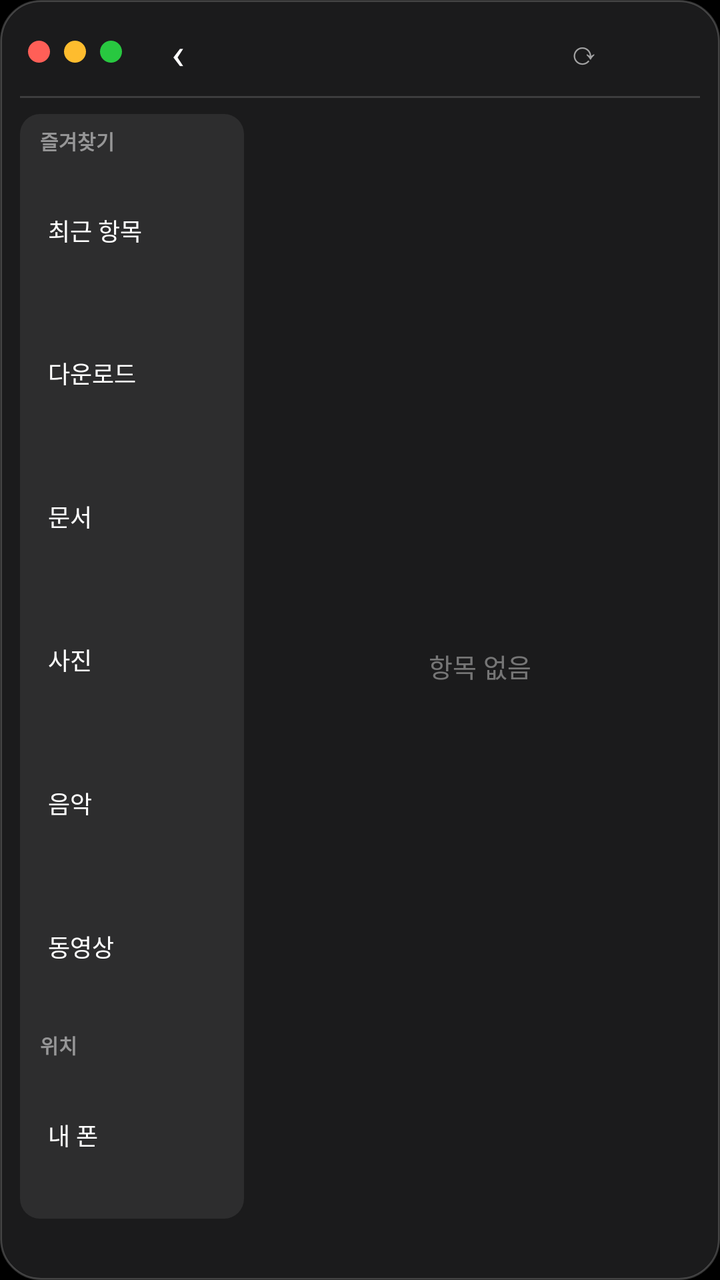
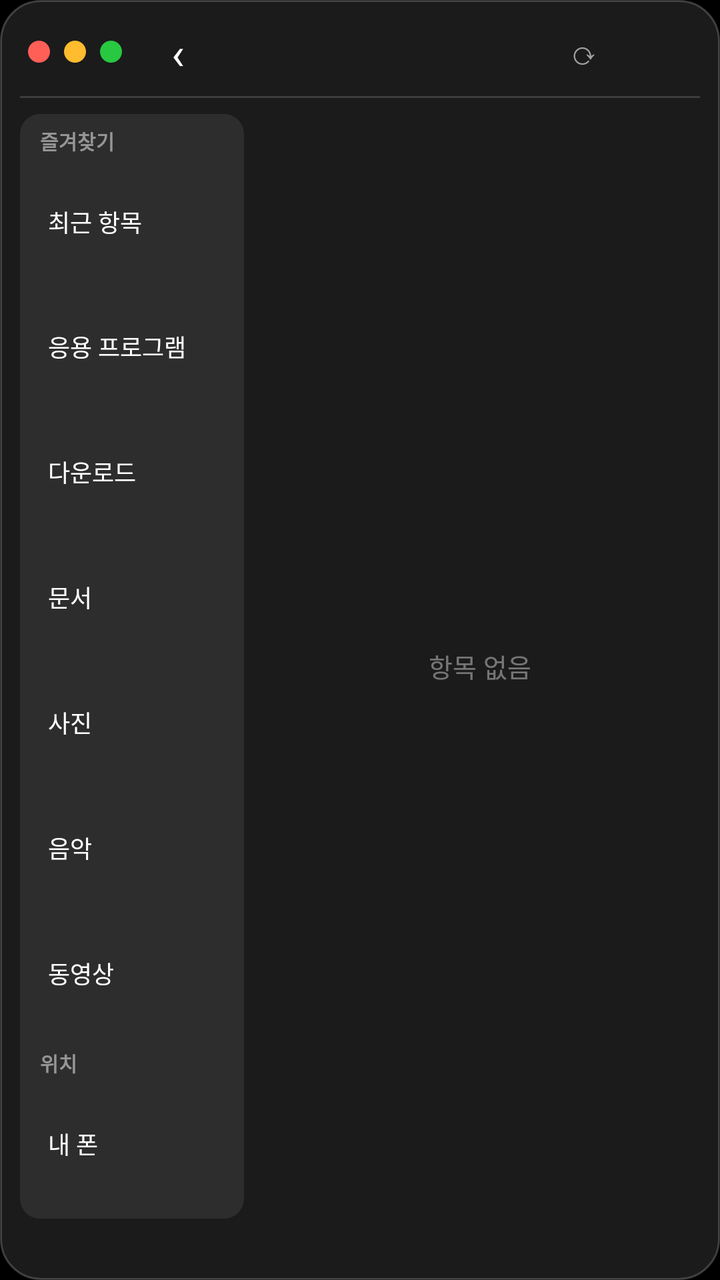

Two renders of the same Android screen: before a commit and after it. Below are the layout's source before the change and the commit's diff.
<!-- AndroidManifest.xml: application theme Theme.MacLauncher -->
<!-- res/layout/widget_finder.xml -->
<?xml version="1.0" encoding="utf-8"?>
<LinearLayout xmlns:android="http://schemas.android.com/apk/res/android"
    android:layout_width="match_parent"
    android:layout_height="match_parent"
    android:background="@drawable/widget_bg"
    android:orientation="vertical"
    android:padding="10dp">

    
    <LinearLayout
        android:layout_width="match_parent"
        android:layout_height="32dp"
        android:gravity="center_vertical"
        android:orientation="horizontal">

        <ImageView android:layout_width="11dp" android:layout_height="11dp" android:layout_marginStart="4dp" android:src="@drawable/dot_red" />
        <ImageView android:layout_width="11dp" android:layout_height="11dp" android:layout_marginStart="7dp" android:src="@drawable/dot_yellow" />
        <ImageView android:layout_width="11dp" android:layout_height="11dp" android:layout_marginStart="7dp" android:src="@drawable/dot_green" />

        <TextView
            android:id="@+id/finder_back"
            android:layout_width="36dp"
            android:layout_height="match_parent"
            android:layout_marginStart="10dp"
            android:gravity="center"
            android:text="‹"
            android:textColor="#FFFFFF"
            android:textSize="22sp" />

        <TextView
            android:id="@+id/finder_title"
            android:layout_width="0dp"
            android:layout_height="wrap_content"
            android:layout_weight="1"
            android:ellipsize="middle"
            android:gravity="center"
            android:singleLine="true"
            android:textColor="#FFFFFF"
            android:textSize="14sp"
            android:textStyle="bold" />

        
        <TextView
            android:id="@+id/finder_refresh"
            android:layout_width="36dp"
            android:layout_height="match_parent"
            android:layout_marginEnd="40dp"
            android:gravity="center"
            android:text="⟳"
            android:textColor="#99FFFFFF"
            android:textSize="16sp" />
    </LinearLayout>

    <ImageView
        android:layout_width="match_parent"
        android:layout_height="1dp"
        android:layout_marginTop="6dp"
        android:layout_marginBottom="8dp"
        android:src="@drawable/widget_divider" />

    <LinearLayout
        android:layout_width="match_parent"
        android:layout_height="0dp"
        android:layout_weight="1"
        android:orientation="horizontal">

        
        <LinearLayout
            android:id="@+id/finder_sidebar"
            android:layout_width="112dp"
            android:layout_height="match_parent"
            android:background="@drawable/finder_sidebar_bg"
            android:orientation="vertical"
            android:padding="6dp">

            <TextView style="@style/FinderSideHeader" android:text="즐겨찾기" />
            <TextView
                android:id="@+id/side_recent"
                style="@style/FinderSideItem"
                android:text="최근 항목" />
            <TextView
                android:id="@+id/side_download"
                style="@style/FinderSideItem"
                android:text="다운로드" />
            <TextView
                android:id="@+id/side_documents"
                style="@style/FinderSideItem"
                android:text="문서" />
            <TextView
                android:id="@+id/side_photos"
                style="@style/FinderSideItem"
                android:text="사진" />
            <TextView
                android:id="@+id/side_music"
                style="@style/FinderSideItem"
                android:text="음악" />
            <TextView
                android:id="@+id/side_movies"
                style="@style/FinderSideItem"
                android:text="동영상" />

            <TextView style="@style/FinderSideHeader" android:layout_marginTop="6dp" android:text="위치" />
            <TextView
                android:id="@+id/side_phone"
                style="@style/FinderSideItem"
                android:text="내 폰" />
        </LinearLayout>

        <FrameLayout
            android:layout_width="0dp"
            android:layout_height="match_parent"
            android:layout_marginStart="8dp"
            android:layout_weight="1">

            <GridView
                android:id="@+id/finder_grid"
                android:layout_width="match_parent"
                android:layout_height="match_parent"
                android:columnWidth="76dp"
                android:numColumns="auto_fit"
                android:stretchMode="columnWidth"
                android:verticalSpacing="4dp" />

            <TextView
                android:id="@+id/finder_empty"
                android:layout_width="match_parent"
                android:layout_height="match_parent"
                android:gravity="center"
                android:text="항목 없음"
                android:textColor="#66FFFFFF"
                android:textSize="13sp" />

            <TextView
                android:id="@+id/finder_permission"
                android:layout_width="match_parent"
                android:layout_height="match_parent"
                android:gravity="center"
                android:padding="12dp"
                android:text="파일을 보려면 '모든 파일 접근' 권한이 필요해요\n\n탭해서 허용하기"
                android:textColor="#FFFFFF"
                android:textSize="13sp"
                android:visibility="gone" />
        </FrameLayout>
    </LinearLayout>

    <TextView
        android:id="@+id/finder_footer"
        android:layout_width="match_parent"
        android:layout_height="wrap_content"
        android:layout_marginTop="6dp"
        android:gravity="center"
        android:textColor="#99FFFFFF"
        android:textSize="11sp" />
</LinearLayout>
<!-- resources referenced by this layout -->
<resources>
  <!-- drawable dot_green (drawable) -->
  <?xml version="1.0" encoding="utf-8"?>
  <shape xmlns:android="http://schemas.android.com/apk/res/android" android:shape="oval">
      <solid android:color="#28C840" />
      <size android:width="11dp" android:height="11dp" />
  </shape>
  <!-- drawable dot_red (drawable) -->
  <?xml version="1.0" encoding="utf-8"?>
  <shape xmlns:android="http://schemas.android.com/apk/res/android" android:shape="oval">
      <solid android:color="#FF5F57" />
      <size android:width="11dp" android:height="11dp" />
  </shape>
  <!-- drawable dot_yellow (drawable) -->
  <?xml version="1.0" encoding="utf-8"?>
  <shape xmlns:android="http://schemas.android.com/apk/res/android" android:shape="oval">
      <solid android:color="#FEBC2E" />
      <size android:width="11dp" android:height="11dp" />
  </shape>
  <!-- drawable finder_sidebar_bg (drawable) -->
  <?xml version="1.0" encoding="utf-8"?>
  <shape xmlns:android="http://schemas.android.com/apk/res/android" android:shape="rectangle">
      <solid android:color="#14FFFFFF" />
      <corners android:radius="10dp" />
  </shape>
  <!-- drawable widget_bg (drawable) -->
  <?xml version="1.0" encoding="utf-8"?>
  <shape xmlns:android="http://schemas.android.com/apk/res/android" android:shape="rectangle">
      <solid android:color="#E61E1E20" />
      <stroke android:width="1dp" android:color="#33FFFFFF" />
      <corners android:radius="20dp" />
  </shape>
  <!-- drawable widget_divider (drawable) -->
  <?xml version="1.0" encoding="utf-8"?>
  <shape xmlns:android="http://schemas.android.com/apk/res/android" android:shape="rectangle">
      <solid android:color="#26FFFFFF" />
  </shape>
  <style name="FinderSideHeader">
          <item name="android:layout_width">match_parent</item>
          <item name="android:layout_height">wrap_content</item>
          <item name="android:paddingStart">4dp</item>
          <item name="android:paddingBottom">2dp</item>
          <item name="android:textColor">#80FFFFFF</item>
          <item name="android:textSize">10sp</item>
          <item name="android:textStyle">bold</item>
      </style>
  <style name="FinderSideItem">
          <item name="android:layout_width">match_parent</item>
          <item name="android:layout_height">0dp</item>
          <item name="android:layout_weight">1</item>
          <item name="android:maxHeight">30dp</item>
          <item name="android:gravity">center_vertical</item>
          <item name="android:paddingStart">8dp</item>
          <item name="android:singleLine">true</item>
          <item name="android:textColor">#FFFFFF</item>
          <item name="android:textSize">12sp</item>
      </style>
  <style name="Theme.MacLauncher" parent="android:Theme.Material.NoActionBar">
          <item name="android:windowBackground">@android:color/black</item>
          <item name="android:statusBarColor">@android:color/transparent</item>
          <item name="android:navigationBarColor">@android:color/transparent</item>
      </style>
</resources>

<!-- the commit's change to res/layout/widget_finder.xml (unified diff, before → after) -->
@@ -79,6 +79,10 @@
                 style="@style/FinderSideItem"
                 android:text="최근 항목" />
             <TextView
+                android:id="@+id/side_apps"
+                style="@style/FinderSideItem"
+                android:text="응용 프로그램" />
+            <TextView
                 android:id="@+id/side_download"
                 style="@style/FinderSideItem"
                 android:text="다운로드" />
